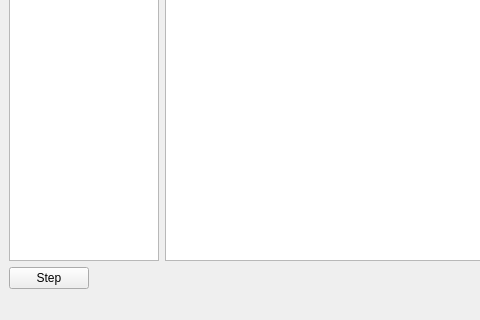
pyrollo/sws, file gui/guimainwindow.ui: the form before one commit; both pictures show x 0 to 480 and y 334 to 654 of the 1195 by 654 pixel window.
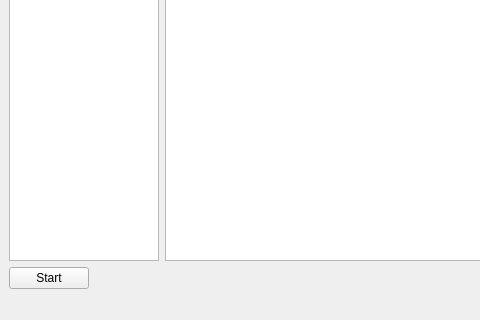
The form after the commit. Custom widgets are drawn as their Qt base class.

What changed in the file:
```diff
--- a/gui/guimainwindow.ui
+++ b/gui/guimainwindow.ui
@@ -65,7 +65,7 @@
       <item>
        <widget class="QPushButton" name="pushButtonStep">
         <property name="text">
-         <string>Step</string>
+         <string>Start</string>
         </property>
        </widget>
       </item>
```
Left out of the diff: 2 changed lines with no effect on the pictures.
